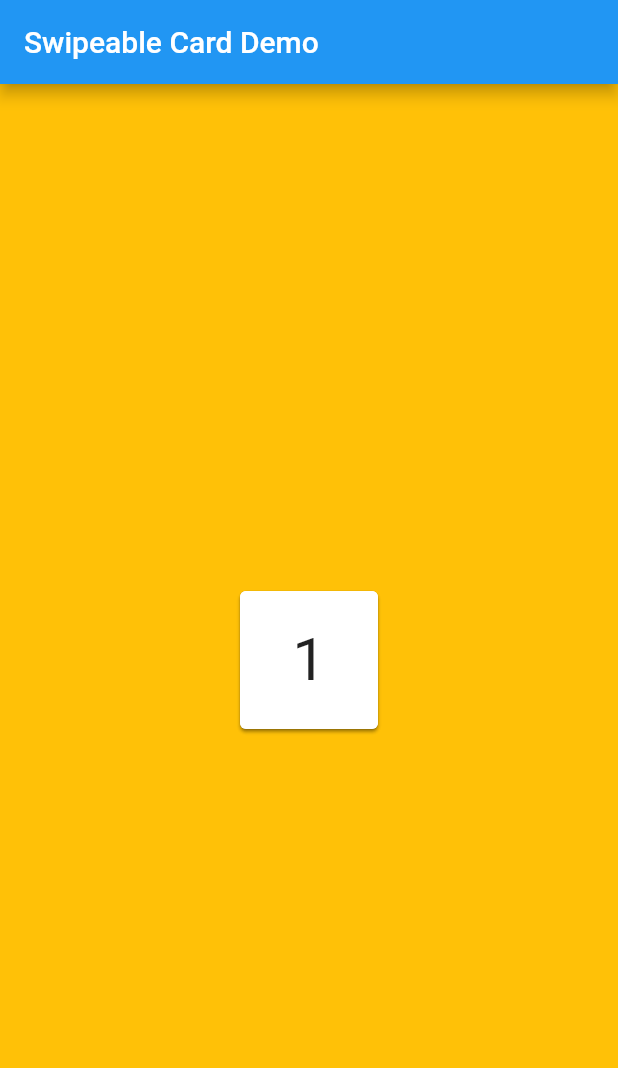
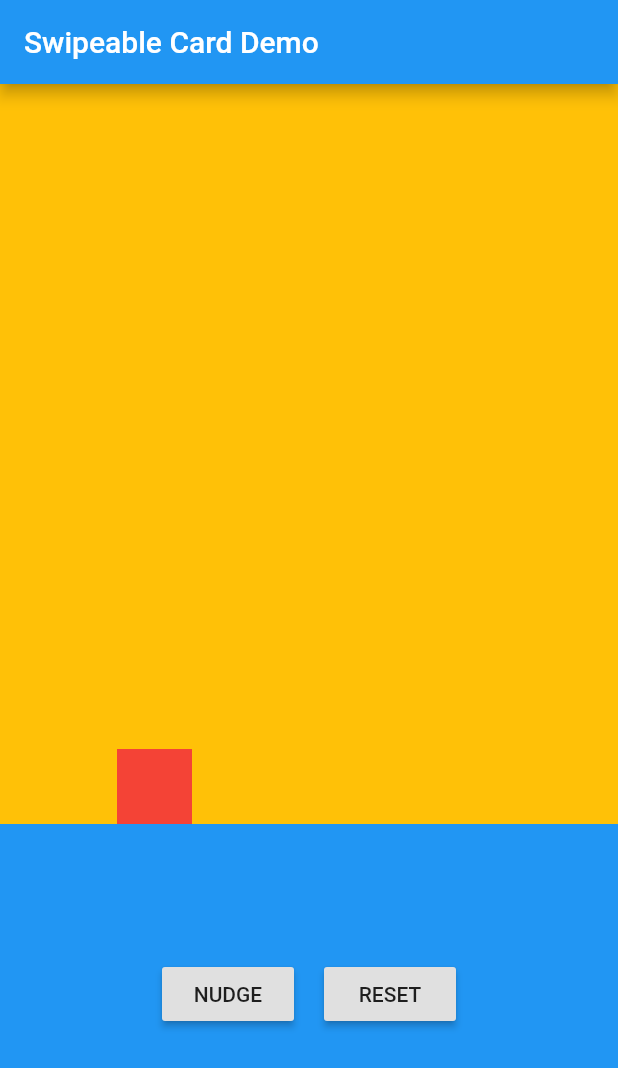
Before and after one commit to AlabasterAxe/card_swiping_example, a Flutter app: the screen it shows after launch, on a phone screen of 412 x 824 dp. Shown: the top 1068 px of the screen. Run offline on Flutter 3.47's test engine with Material 2 defaults, Android fonts, the phone set to English and light mode, and no system bars.

Commit message:
add a friction block example

```diff
--- a/lib/draggable-card.dart
+++ b/lib/draggable-card.dart
@@ -52,8 +52,6 @@ class _DraggableCardState extends State<DraggableCard>
   Widget build(BuildContext context) {
     Size screenSize = MediaQuery.of(context).size;
     double screenWidth = screenSize.width;
-
-    // log("${cardSwipeAnimationController.value}");
 
     return Container(
         child: GestureDetector(
--- a/lib/main.dart
+++ b/lib/main.dart
@@ -1,6 +1,7 @@
 import 'package:flutter/material.dart';
 
 import 'draggable-card.dart';
+import 'sliding-block-example.dart';
 
 void main() {
   runApp(MyApp());
@@ -80,47 +81,48 @@ class _MyHomePageState extends State<MyHomePage> {
         title: Text(widget.title),
       ),
       backgroundColor: Colors.amber,
-      body: Center(
-        // Center is a layout widget. It takes a single child and positions it
-        // in the middle of the parent.
-        child: Stack(
-          alignment: Alignment.center,
-          // Column is also a layout widget. It takes a list of children and
-          // arranges them vertically. By default, it sizes itself to fit its
-          // children horizontally, and tries to be as tall as its parent.
-          //
-          // Invoke "debug painting" (press "p" in the console, choose the
-          // "Toggle Debug Paint" action from the Flutter Inspector in Android
-          // Studio, or the "Toggle Debug Paint" command in Visual Studio Code)
-          // to see the wireframe for each widget.
-          //
-          // Column has various properties to control how it sizes itself and
-          // how it positions its children. Here we use mainAxisAlignment to
-          // center the children vertically; the main axis here is the vertical
-          // axis because Columns are vertical (the cross axis would be
-          // horizontal).
-          children: <Widget>[
-            Container(
-                width: 100,
-                height: 100,
-                child: DraggableCard(
-                  key: Key("${_counter + 1}"),
-                  displayNumber: _counter + 1,
-                )),
-            Container(
-                width: 100,
-                height: 100,
-                child: DraggableCard(
-                    key: Key("$_counter"),
-                    displayNumber: _counter,
-                    onCardSwipedAway: () {
-                      setState(() {
-                        _counter++;
-                      });
-                    })),
-          ],
-        ),
-      ),
+      body: SlidingBlockExample(),
+      // body: Center(
+      //   // Center is a layout widget. It takes a single child and positions it
+      //   // in the middle of the parent.
+      //   child: Stack(
+      //     alignment: Alignment.center,
+      //     // Column is also a layout widget. It takes a list of children and
+      //     // arranges them vertically. By default, it sizes itself to fit its
+      //     // children horizontally, and tries to be as tall as its parent.
+      //     //
+      //     // Invoke "debug painting" (press "p" in the console, choose the
+      //     // "Toggle Debug Paint" action from the Flutter Inspector in Android
+      //     // Studio, or the "Toggle Debug Paint" command in Visual Studio Code)
+      //     // to see the wireframe for each widget.
+      //     //
+      //     // Column has various properties to control how it sizes itself and
+      //     // how it positions its children. Here we use mainAxisAlignment to
+      //     // center the children vertically; the main axis here is the vertical
+      //     // axis because Columns are vertical (the cross axis would be
+      //     // horizontal).
+      //     children: <Widget>[
+      //       Container(
+      //           width: 100,
+      //           height: 100,
+      //           child: DraggableCard(
+      //             key: Key("${_counter + 1}"),
+      //             displayNumber: _counter + 1,
+      //           )),
+      //       Container(
+      //           width: 100,
+      //           height: 100,
+      //           child: DraggableCard(
+      //               key: Key("$_counter"),
+      //               displayNumber: _counter,
+      //               onCardSwipedAway: () {
+      //                 setState(() {
+      //                   _counter++;
+      //                 });
+      //               })),
+      //     ],
+      //   ),
+      // ),
     );
   }
 }
--- /dev/null
+++ b/lib/sliding-block-example.dart
@@ -0,0 +1,77 @@
+import 'dart:developer';
+
+import 'package:flutter/material.dart';
+import 'package:flutter/physics.dart';
+
+class SlidingBlockExample extends StatefulWidget {
+  SlidingBlockExample({Key key}) : super(key: key);
+
+  @override
+  _SlidingBlockExampleState createState() => _SlidingBlockExampleState();
+}
+
+class _SlidingBlockExampleState extends State<SlidingBlockExample>
+    with TickerProviderStateMixin {
+  AnimationController blockSlideAnimationController;
+
+  @override
+  void initState() {
+    super.initState();
+    blockSlideAnimationController = AnimationController.unbounded(vsync: this);
+  }
+
+  void _nudgeBlock() {
+    Simulation sim = FrictionSimulation(.7, 10, 10);
+    blockSlideAnimationController.animateWith(sim);
+  }
+
+  void _reset() {
+    Simulation sim = FrictionSimulation(0, 0, 0);
+    blockSlideAnimationController.animateWith(sim);
+  }
+
+  @override
+  Widget build(BuildContext context) {
+    Size screenSize = MediaQuery.of(context).size;
+    return Stack(
+      alignment: Alignment.center,
+      children: [
+        Positioned(
+          bottom: 0,
+          left: 0,
+          right: 0,
+          height: screenSize.height / 3,
+          child: Container(color: Colors.blue),
+        ),
+        AnimatedBuilder(
+            animation: blockSlideAnimationController,
+            builder: (context, snapshot) {
+              return Positioned(
+                bottom: screenSize.height / 3,
+                left: screenSize.width / 4 -
+                    25 +
+                    blockSlideAnimationController.value,
+                width: 50,
+                height: 50,
+                child: Container(color: Colors.red),
+              );
+            }),
+        Positioned(
+            bottom: screenSize.height / 6,
+            child: Row(
+              children: [
+                RaisedButton(
+                  child: Text("NUDGE"),
+                  onPressed: _nudgeBlock,
+                ),
+                SizedBox(width: 20),
+                RaisedButton(
+                  child: Text("RESET"),
+                  onPressed: _reset,
+                )
+              ],
+            ))
+      ],
+    );
+  }
+}
```
